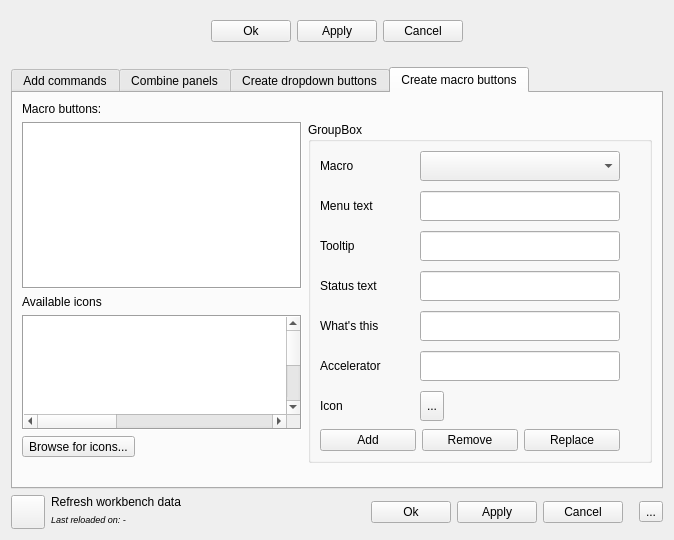
APEbbers/FreeCAD-Ribbon, file Resources/ui/AddCommands.ui: the form before one commit.
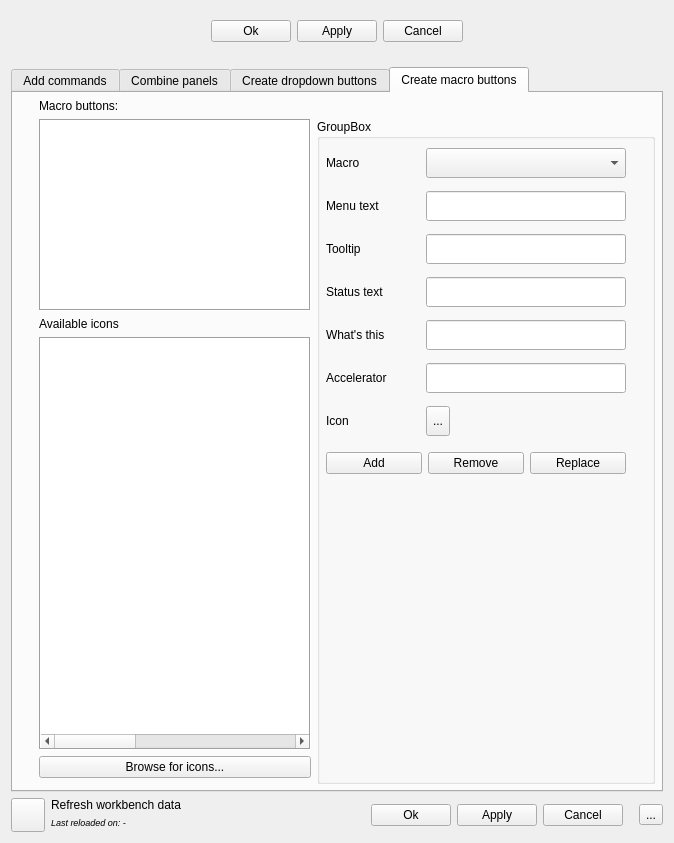
The form after the commit. Icons and pictures are not drawn.

Commit message: Support for macro buttons - 6

What changed in the file:
```diff
--- a/Resources/ui/AddCommands.ui
+++ b/Resources/ui/AddCommands.ui
@@ -7,7 +7,7 @@
     <x>0</x>
     <y>0</y>
     <width>674</width>
-    <height>540</height>
+    <height>843</height>
    </rect>
   </property>
   <property name="acceptDrops">
@@ -819,7 +819,19 @@
        <string>Create macro buttons</string>
       </attribute>
       <layout class="QGridLayout" name="gridLayout_17">
-       <item row="3" column="0" rowspan="3">
+       <property name="leftMargin">
+        <number>6</number>
+       </property>
+       <property name="topMargin">
+        <number>6</number>
+       </property>
+       <property name="rightMargin">
+        <number>6</number>
+       </property>
+       <property name="bottomMargin">
+        <number>6</number>
+       </property>
+       <item row="3" column="1" rowspan="3">
         <widget class="QTableWidget" name="ListMacroButtons">
          <property name="sizePolicy">
           <sizepolicy hsizetype="Expanding" vsizetype="Expanding">
@@ -920,14 +932,20 @@
          </item>
         </widget>
        </item>
-       <item row="2" column="0">
+       <item row="2" column="1">
         <widget class="QLabel" name="label_15">
+         <property name="sizePolicy">
+          <sizepolicy hsizetype="Preferred" vsizetype="Fixed">
+           <horstretch>0</horstretch>
+           <verstretch>0</verstretch>
+          </sizepolicy>
+         </property>
          <property name="text">
           <string>Available icons</string>
          </property>
         </widget>
        </item>
-       <item row="1" column="0">
+       <item row="1" column="1">
         <widget class="QListWidget" name="MacroList">
          <property name="sizePolicy">
           <sizepolicy hsizetype="Expanding" vsizetype="Maximum">
@@ -949,26 +967,31 @@
          </property>
         </widget>
        </item>
-       <item row="0" column="0">
-        <widget class="QLabel" name="label_14">
-         <property name="text">
-          <string>Macro buttons:</string>
-         </property>
-        </widget>
-       </item>
-       <item row="6" column="0">
-        <widget class="QToolButton" name="toolButton">
+       <item row="6" column="1">
+        <widget class="QPushButton" name="pushButton">
          <property name="text">
           <string>Browse for icons...</string>
          </property>
         </widget>
        </item>
-       <item row="1" column="1" rowspan="7">
+       <item row="1" column="2" rowspan="7">
         <widget class="QGroupBox" name="groupBox_2">
          <property name="title">
           <string>GroupBox</string>
          </property>
          <layout class="QGridLayout" name="gridLayout_4">
+          <property name="leftMargin">
+           <number>6</number>
+          </property>
+          <property name="topMargin">
+           <number>6</number>
+          </property>
+          <property name="rightMargin">
+           <number>6</number>
+          </property>
+          <property name="bottomMargin">
+           <number>6</number>
+          </property>
           <item row="0" column="0">
            <layout class="QGridLayout" name="gridLayout_7">
             <property name="horizontalSpacing">
@@ -1349,23 +1372,36 @@
             </item>
            </layout>
           </item>
+          <item row="3" column="0">
+           <spacer name="verticalSpacer_5">
+            <property name="orientation">
+             <enum>Qt::Orientation::Vertical</enum>
+            </property>
+            <property name="sizeHint" stdset="0">
+             <size>
+              <width>20</width>
+              <height>40</height>
+             </size>
+            </property>
+           </spacer>
+          </item>
          </layout>
         </widget>
        </item>
-       <item row="8" column="1">
-        <spacer name="verticalSpacer_4">
-         <property name="orientation">
-          <enum>Qt::Orientation::Vertical</enum>
+       <item row="0" column="1">
+        <widget class="QLabel" name="label_14">
+         <property name="sizePolicy">
+          <sizepolicy hsizetype="Preferred" vsizetype="Fixed">
+           <horstretch>0</horstretch>
+           <verstretch>0</verstretch>
+          </sizepolicy>
          </property>
-         <property name="sizeHint" stdset="0">
-          <size>
-           <width>20</width>
-           <height>40</height>
-          </size>
+         <property name="text">
+          <string>Macro buttons:</string>
          </property>
-        </spacer>
+        </widget>
        </item>
-       <item row="8" column="0">
+       <item row="3" column="0">
         <spacer name="verticalSpacer_2">
          <property name="orientation">
           <enum>Qt::Orientation::Vertical</enum>
```
The commit also changes 1 other file.
